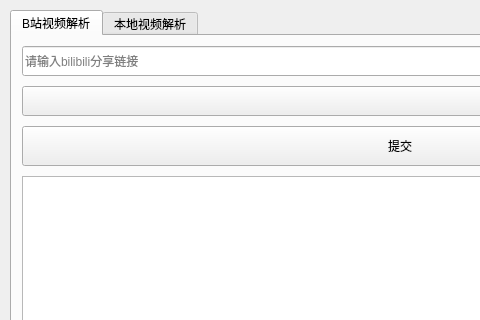
First picture: the form in main.ui, repository zwj-3193655211/AI-videoToText, before the edit; both pictures show x 0 to 480 and y 0 to 320 of the 800 by 600 pixel window.
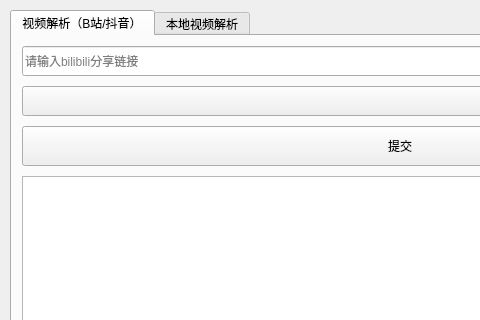
Second picture: the form after the edit.

Commit message:
feat: B站下载加 yt-dlp 兜底 + 前端/文档支持多平台视频解析
- GetBiliBiliVideo.py：requests 直连失败自动切 yt-dlp 兜底（可选增强，不装也能用）
  - 页面抓取失败 / 音频下载失败 两个失败点均接入
  - yt-dlp 支持 python -m 方式调用（不在 PATH 也能用）
- main.ui：Tab1 标题改为'视频解析（B站/抖音）'
- main_window.py：日志提示平台 + yt-dlp 兜底说明
- README/requirements：更新多平台支持说明 + yt-dlp/selenium 可选依赖
- 实测：B站直连被风控时 yt-dlp 兜底自动成功（3.98MB m4a）

Diff of the .ui file:
```diff
--- a/main.ui
+++ b/main.ui
@@ -46,7 +46,7 @@
       </property>
       <widget class="QWidget" name="tab">
        <attribute name="title">
-        <string>B站视频解析</string>
+        <string>视频解析（B站/抖音）</string>
        </attribute>
        <layout class="QVBoxLayout" name="verticalLayout_tab1">
         <property name="spacing">
```
The commit also changes 4 other files.
